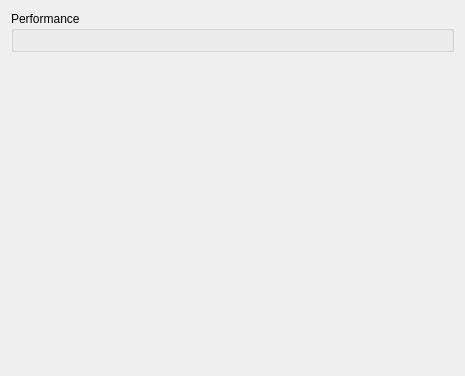
First picture: the form in src/yuzu/configuration/configure_graphics_advanced.ui, repository QuincyForbes/Lichii, before the edit.
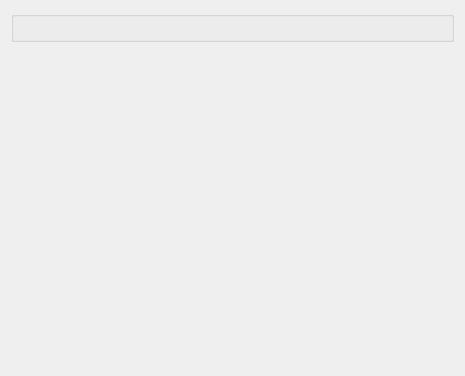
Second picture: the form after the edit.

Diff of the .ui file:
```diff
--- a/src/yuzu/configuration/configure_graphics_advanced.ui
+++ b/src/yuzu/configuration/configure_graphics_advanced.ui
@@ -19,8 +19,8 @@
   <layout class="QVBoxLayout" name="verticalLayout_2">
    <item>
     <widget class="QGroupBox" name="normal">
-     <property name="title">
-      <string>Performance</string>
+     <property name="catalogueText" stdset="0">
+      <string notr="true">category.RendererAdvanced</string>
      </property>
      <layout class="QVBoxLayout" name="verticalLayout_3">
       <item>
```
